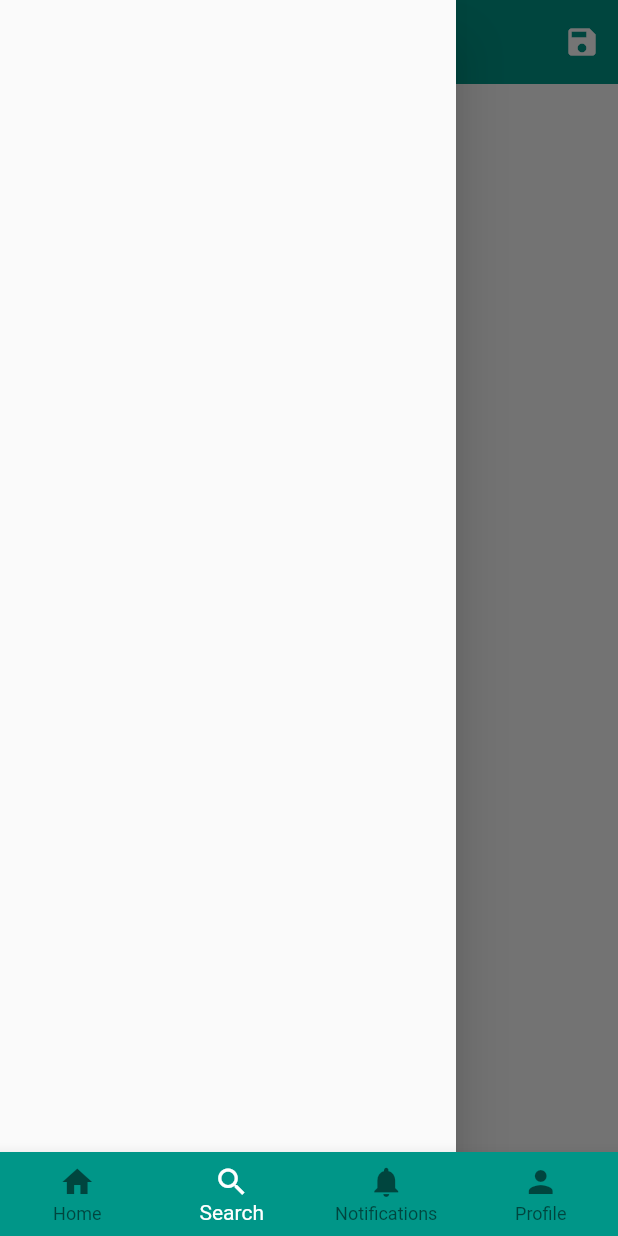
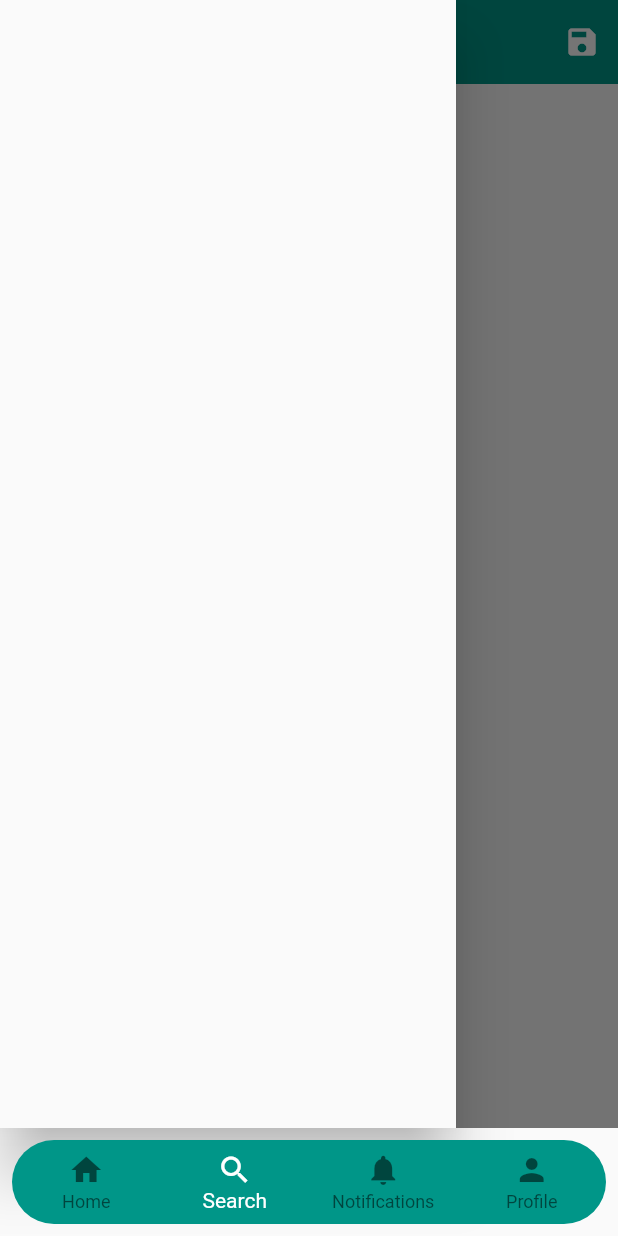
Before and after one commit to akramul2540/Islamic-Republic-Influence-Networks, a Flutter app: the screen it shows after launch, item 2 of the bottom bar chosen, with the side drawer open, on a phone screen of 412 x 824 dp. Run offline on Flutter 3.47's test engine with Material 2 defaults, Android fonts, the phone set to English and light mode, and no system bars; network calls fail.

Commit message:
2 changes

```diff
--- a/lib/home_page.dart
+++ b/lib/home_page.dart
@@ -7,8 +7,6 @@ class HomePage extends StatefulWidget {
   @override
   State<HomePage> createState() => _HomePageState();
 }
-
-final _darktheme = true;
 
 class _HomePageState extends State<HomePage> {
   @override
--- a/lib/main.dart
+++ b/lib/main.dart
@@ -36,7 +36,12 @@ class _Bottom_NavigationBarState extends State<Bottom_NavigationBar> {
   @override
   Widget build(BuildContext context) {
     return Scaffold(
-        bottomNavigationBar: BottomNavigationBar(
+        bottomNavigationBar: Padding(
+          padding: const EdgeInsets.all(8.0),
+          child: ClipRRect(
+            borderRadius: BorderRadius.circular(30),
+            child: BottomNavigationBar(
+              elevation: 0,
               backgroundColor: Colors.teal,
               type: BottomNavigationBarType.fixed,
               selectedItemColor: Colors.white,
@@ -57,6 +62,8 @@ class _Bottom_NavigationBarState extends State<Bottom_NavigationBar> {
                   icon: Icon(Icons.person), label: 'Profile'),
               ],
             ),
+          ),
+        ),
         body: pages[_selectedindex],
     );
   }
```
Lines whose indentation alone changed are shown as unchanged.
